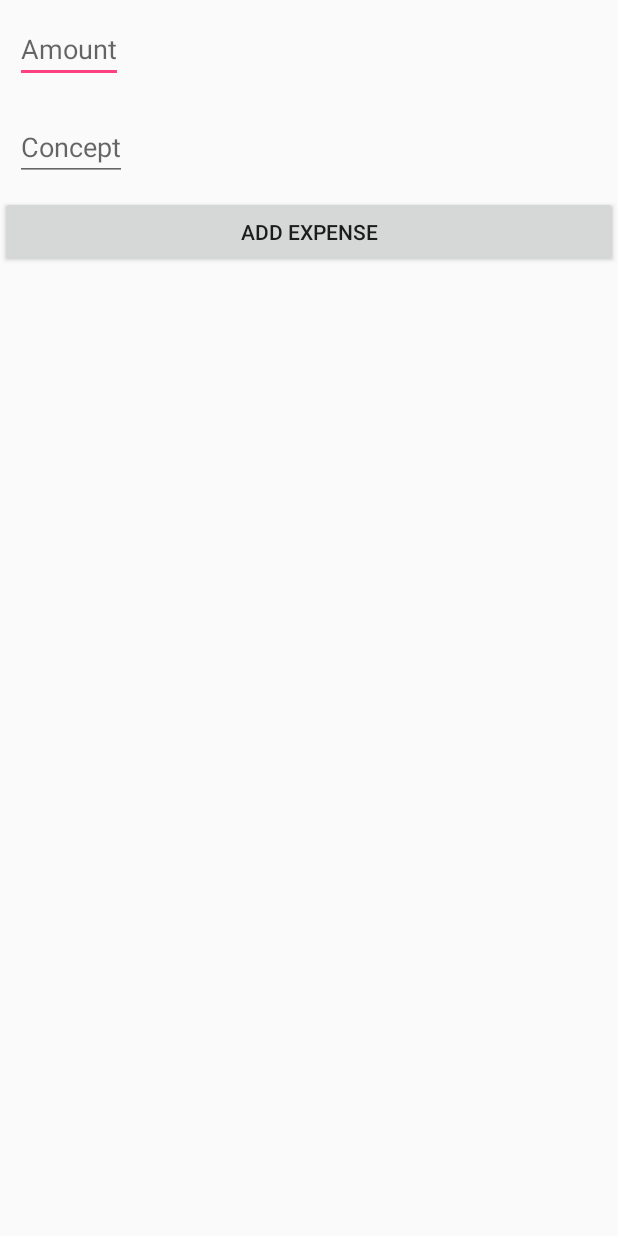
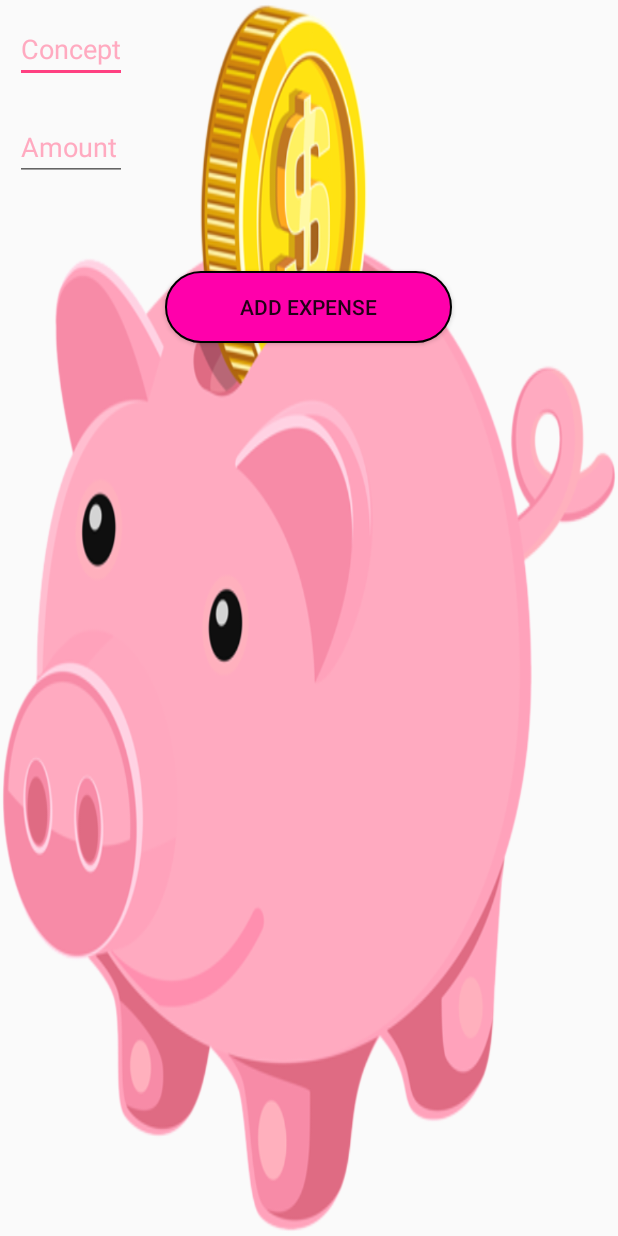
Before and after one commit to Baurum/MyExpensesApp, an Android app: the layout activity_add_expense.xml on its own in the app's theme, with its tools: preview values and no code run, on a phone screen of 412 x 824 dp. Run offline under Robolectric (Android 15) with nearby library versions, the phone set to English and light mode, and no system bars.

Commit message:
Add FAB and background image

```diff
--- a/app/build.gradle
+++ b/app/build.gradle
@@ -27,4 +27,5 @@ dependencies {
     compile 'com.android.support:appcompat-v7:25.3.1'
     compile 'com.android.support.constraint:constraint-layout:1.0.2'
     testCompile 'junit:junit:4.12'
+    compile 'com.android.support:design:25.3.1'
 }
--- a/app/src/main/java/bau/com/myexpensesapp/activities/SplashActivity.java
+++ b/app/src/main/java/bau/com/myexpensesapp/activities/SplashActivity.java
@@ -32,7 +32,7 @@ public class SplashActivity extends AppCompatActivity {
 
             @Override
             public void run() {
-                Intent i = new Intent(mContext, AddExpenseActivity.class);
+                Intent i = new Intent(mContext, ExpenseActivity.class);
                 startActivity(i);
                 finish();
             }
--- /dev/null
+++ b/app/src/main/res/drawable/btn_circular.xml
@@ -0,0 +1,14 @@
+<?xml version="1.0" encoding="utf-8"?>
+<shape xmlns:android="http://schemas.android.com/apk/res/android" android:shape="rectangle">
+    <solid android:color="#FF00AB"/>
+
+    <stroke android:width="1dp"
+        android:color="#ff000000"/>
+
+    <padding android:left="50dp"
+        android:top="10dp"
+        android:right="50dp"
+        android:bottom="10dp" />
+
+    <corners android:radius="99999px"/>
+</shape>
--- a/app/src/main/res/layout/activity_add_expense.xml
+++ b/app/src/main/res/layout/activity_add_expense.xml
@@ -5,39 +5,75 @@
     android:layout_width="match_parent"
     android:layout_height="match_parent"
     android:orientation="vertical"
-    tools:context="bau.com.myexpensesapp.activities.AddExpenseActivity">
+    tools:context="bau.com.myexpensesapp.activities.AddExpenseActivity"
+    android:background="@drawable/piggysplash">
 
-    <LinearLayout
-        android:layout_width="match_parent"
-        android:layout_height="wrap_content">
+    <!--<LinearLayout-->
+        <!--android:layout_width="match_parent"-->
+        <!--android:layout_height="wrap_content">-->
 
-        <EditText android:id="@+id/et_user_amount"
-            android:layout_width="wrap_content"
-            android:layout_height="wrap_content"
-            android:layout_margin="10dp"
-            android:inputType="numberDecimal"
-            android:hint="Amount"
-            />
-    </LinearLayout>
+        <!--<EditText android:id="@+id/et_user_amount"-->
+            <!--android:layout_width="wrap_content"-->
+            <!--android:layout_height="wrap_content"-->
+            <!--android:layout_margin="10dp"-->
+            <!--android:inputType="numberDecimal"-->
+            <!--android:hint="Amount"-->
+            <!--/>-->
+    <!--</LinearLayout>-->
 
 
-    <LinearLayout
+    <!--<LinearLayout-->
+        <!--android:layout_width="match_parent"-->
+        <!--android:layout_height="wrap_content">-->
+
+        <!--<EditText android:id="@+id/et_user_concept"-->
+            <!--android:layout_width="wrap_content"-->
+            <!--android:layout_height="wrap_content"-->
+            <!--android:hint="Concept"-->
+            <!--android:layout_margin="10dp"-->
+            <!--/>-->
+    <!--</LinearLayout>-->
+
+
+    <TableLayout
         android:layout_width="match_parent"
-        android:layout_height="wrap_content">
-
-        <EditText android:id="@+id/et_user_concept"
+        android:layout_height="wrap_content"
+        >
+        <TableRow>
+           <EditText android:id="@+id/et_user_concept"
             android:layout_width="wrap_content"
             android:layout_height="wrap_content"
             android:hint="Concept"
+            android:textColorHint="@color/colorPrimary"
             android:layout_margin="10dp"
             />
-    </LinearLayout>
+
+        </TableRow>
+
+        <TableRow>
+
+            <EditText android:id="@+id/et_user_amount"
+                android:layout_width="wrap_content"
+                android:layout_height="wrap_content"
+                android:layout_margin="10dp"
+                android:inputType="numberDecimal"
+                android:hint="Amount"
+                android:textColorHint="@color/colorPrimary"
+                />
+        </TableRow>
+    </TableLayout>
 
     <Button android:id="@+id/btn_add_expense"
-        android:layout_width="match_parent"
+        android:layout_width="wrap_content"
         android:layout_height="wrap_content"
         android:text="Add Expense"
         android:onClick=""
+        android:background="@drawable/btn_circular"
+        android:layout_margin="50dp"
+        android:layout_gravity="center"
+
+
+
 
         />
 
--- a/app/src/main/res/values/colors.xml
+++ b/app/src/main/res/values/colors.xml
@@ -1,6 +1,6 @@
 <?xml version="1.0" encoding="utf-8"?>
 <resources>
-    <color name="colorPrimary">#3F51B5</color>
-    <color name="colorPrimaryDark">#303F9F</color>
+    <color name="colorPrimary">#FFAAC0</color>
+    <color name="colorPrimaryDark">#FFAAC0</color>
     <color name="colorAccent">#FF4081</color>
 </resources>
--- a/app/src/main/res/values/styles.xml
+++ b/app/src/main/res/values/styles.xml
@@ -7,5 +7,13 @@
         <item name="colorPrimaryDark">@color/colorPrimaryDark</item>
         <item name="colorAccent">@color/colorAccent</item>
     </style>
-
+    <style name="AppThemeTransparentStatusBar" parent="Theme.AppCompat.Light.NoActionBar">
+        <!-- Customize your theme here. -->
+        <item name="windowNoTitle">true</item>
+        <item name="windowActionBar">false</item>
+        <item name="android:windowContentOverlay">@null</item>
+        <item name="colorPrimary">@color/colorPrimary</item>
+        <item name="colorPrimaryDark">@color/colorPrimaryDark</item>
+        <item name="colorAccent">@color/colorAccent</item>
+    </style>
 </resources>
```
Also changed, not shown: app/src/main/AndroidManifest.xml (+7 -4 lines), app/src/main/res/layout/activity_expense.xml (+37 -16 lines), app/src/main/res/layout/activity_splash.xml (+5 -4 lines), app/src/main/java/bau/com/myexpensesapp/network/ServerCommunication.java (line endings or trailing spaces), app/src/main/res/drawable/piggysplash.png (added).
